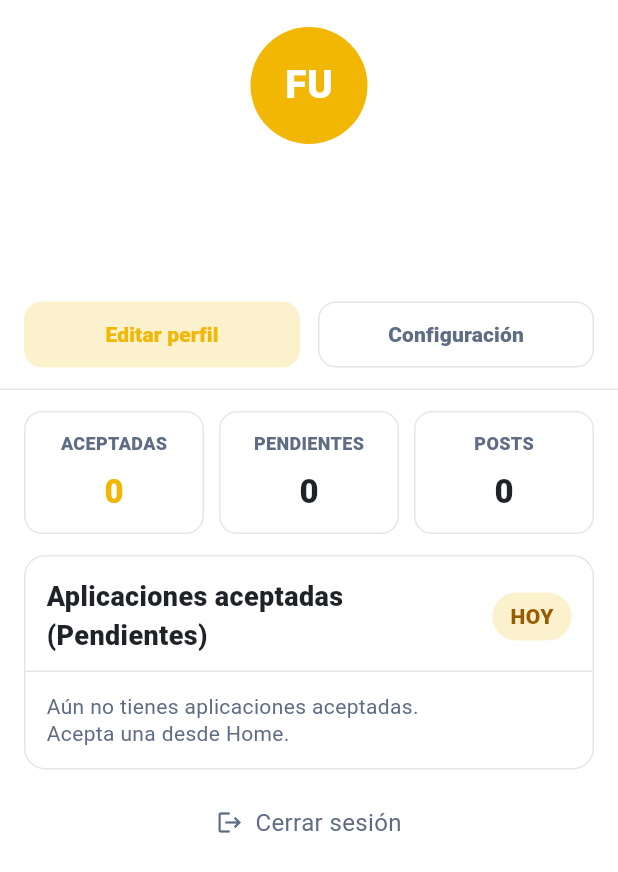
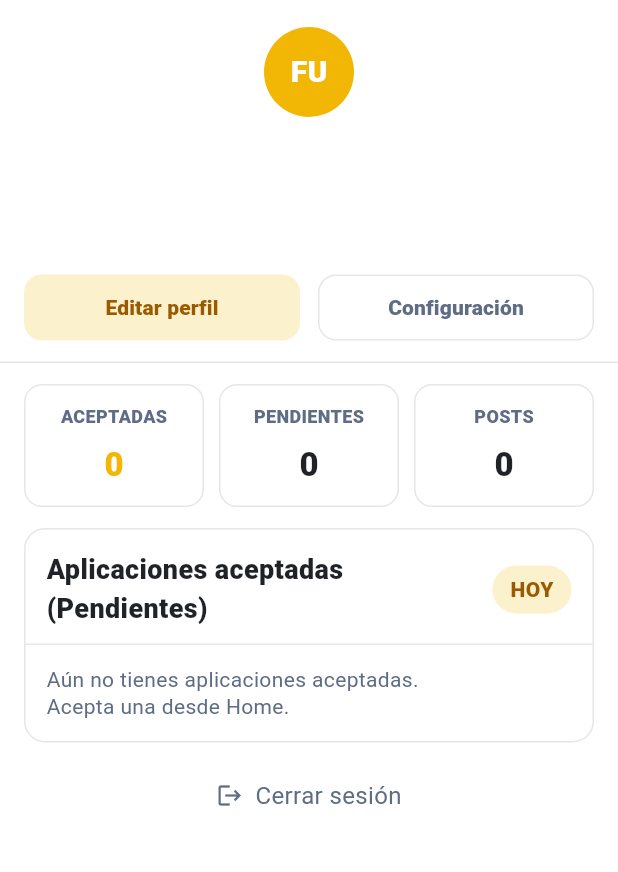
Before and after one commit to Moviles202620/Flutter-G25, a Flutter app: the StaffProfilePage screen opened directly, on a phone screen of 412 x 824 dp. Shown: the top 872 px of the screen. Run offline on Flutter 3.47's test engine with Material 3 defaults, Android fonts, the phone set to English and light mode, and no system bars; accounts and stored records are empty.

Commit message:
I fixed the visual issue of the big logo and the contrast color for the "Editar Perfil" bottom

```diff
--- a/flutter_application_goatly/lib/features/staff/home/staff_home_page.dart
+++ b/flutter_application_goatly/lib/features/staff/home/staff_home_page.dart
@@ -18,9 +18,9 @@ class StaffHomePage extends StatelessWidget {
         backgroundColor: AppColors.surface,
         surfaceTintColor: AppColors.surface,
         elevation: 0,
-        leadingWidth: 64,
+        leadingWidth: 40,
         leading: Padding(
-          padding: const EdgeInsets.only(left: 14),
+          padding: const EdgeInsets.only(left: 8),
           child: Image.asset('assets/logo.png', fit: BoxFit.contain),
         ),
         title: const Text(
--- a/flutter_application_goatly/lib/features/staff/profile/staff_profile_page.dart
+++ b/flutter_application_goatly/lib/features/staff/profile/staff_profile_page.dart
@@ -27,8 +27,8 @@ class StaffProfilePage extends StatelessWidget {
             // Avatar
             Center(
               child: Container(
-                width: 78,
-                height: 78,
+                width: 60,
+                height: 60,
                 decoration: const BoxDecoration(
                   color: AppColors.primaryYellow,
                   shape: BoxShape.circle,
@@ -36,7 +36,7 @@ class StaffProfilePage extends StatelessWidget {
                 child: const Center(
                   child: Text(
                     'FU',
-                    style: TextStyle(fontSize: 26, fontWeight: FontWeight.w900, color: Colors.white),
+                    style: TextStyle(fontSize: 20, fontWeight: FontWeight.w900, color: Colors.white),
                   ),
                 ),
               ),
@@ -256,7 +256,7 @@ class _SoftButton extends StatelessWidget {
   Widget build(BuildContext context) {
     final bg = filled ? AppColors.primaryYellow.withOpacity(0.2) : Colors.white;
     final border = filled ? Colors.transparent : AppColors.border;
-    final color = filled ? AppColors.primaryYellow : AppColors.greyText;
+    final color = filled ? const Color(0xFF9A5B00) : AppColors.greyText;
 
     return SizedBox(
       height: 44,
```
